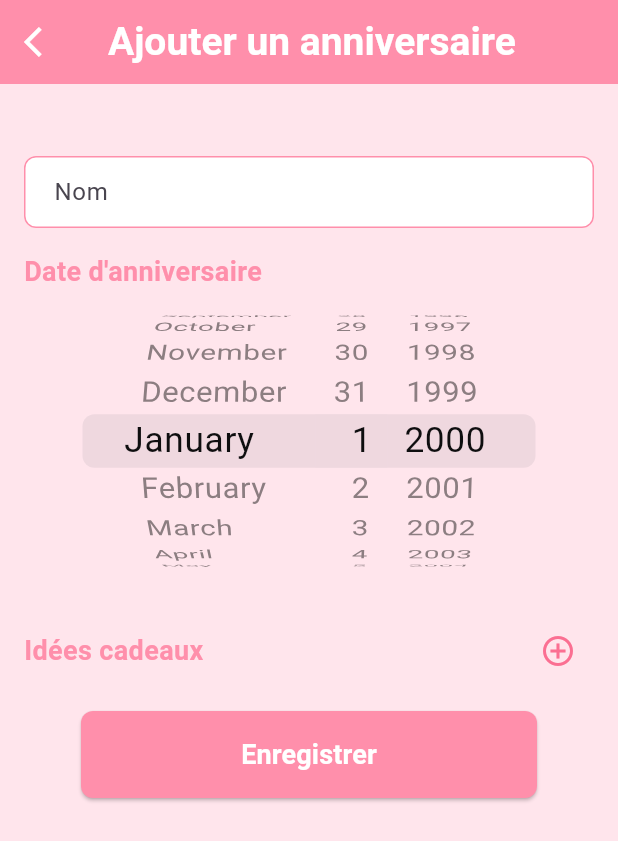
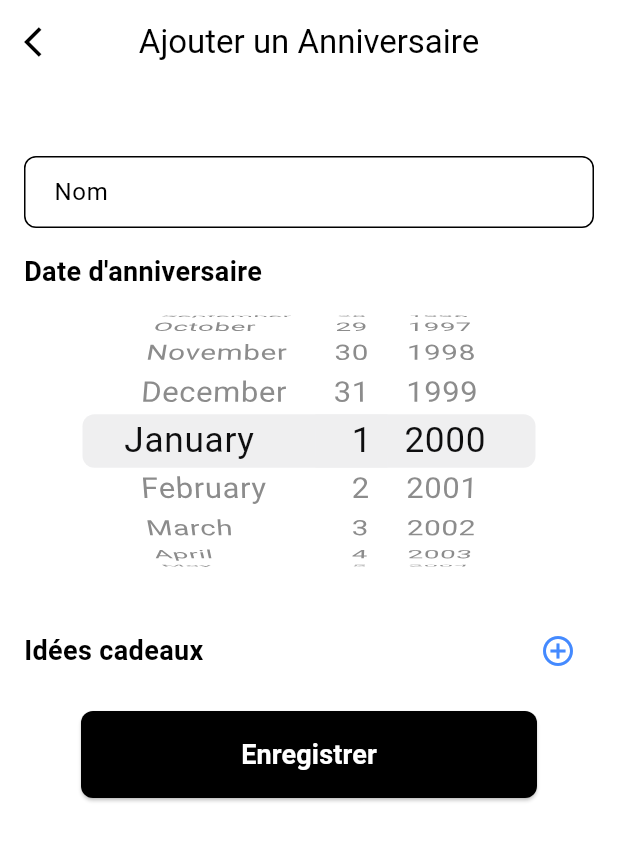
Before and after one commit to Frivox1/rememberme, a Flutter app: the AddBirthdayScreen screen opened directly, on a phone screen of 412 x 824 dp. Shown: the top 841 px of the screen. Run offline on Flutter 3.47's test engine with Material 3 defaults, Android fonts, the phone set to English and light mode, and no system bars; our stand-ins replace hive_ce, hive_ce_flutter, shared_preferences, table_calendar; accounts and stored records are empty.

Commit message:
changements theme sobre

```diff
--- a/lib/main.dart
+++ b/lib/main.dart
@@ -13,26 +13,26 @@ void main() async {
 
   // Initialisation de Hive
   await Hive.initFlutter();
-  Hive.registerAdapter(BirthdayAdapter()); // Enregistre l'adaptateur Birthday
+  Hive.registerAdapter(BirthdayAdapter());
 
-  // Vérifie si la boîte est ouverte au démarrage
+  // Vérification et ouverture de la boîte Hive
   bool isBoxOpen = await HiveService.isBirthdayBoxOpen();
   if (!isBoxOpen) {
-    await HiveService.openBirthdayBox(); // Assure-toi que la boîte est ouverte
+    await HiveService.openBirthdayBox();
   }
 
+  // Vérification si c'est la première fois que l'utilisateur ouvre l'app
   bool isFirstTime = await checkFirstTime();
 
   runApp(MyApp(isFirstTime: isFirstTime));
 }
 
-// Fonction qui vérifie si c'est la première fois que l'utilisateur lance l'application
+// Fonction qui vérifie si l'application est lancée pour la première fois
 Future<bool> checkFirstTime() async {
   SharedPreferences prefs = await SharedPreferences.getInstance();
   bool isFirstTime = prefs.getBool('isFirstTime') ?? true;
 
   if (isFirstTime) {
-    // Si c'est la première fois, on marque dans les SharedPreferences
     await prefs.setBool('isFirstTime', false);
   }
 
@@ -48,11 +48,75 @@ class MyApp extends StatelessWidget {
   Widget build(BuildContext context) {
     return ChangeNotifierProvider(
       create: (_) => BirthdayProvider(),
-      child: MaterialApp(
-        debugShowCheckedModeBanner: false,
-        title: 'RememberMe',
-        home: isFirstTime ? WelcomeScreen() : HomeScreen(),
+      child: Builder(
+        builder: (context) {
+          // Détecte le thème du téléphone (clair ou sombre)
+          final Brightness systemBrightness =
+              MediaQuery.of(context).platformBrightness;
+
+          return MaterialApp(
+            debugShowCheckedModeBanner: false,
+            title: 'RememberMe',
+            theme: lightTheme,
+            darkTheme: darkTheme,
+            themeMode:
+                systemBrightness == Brightness.dark
+                    ? ThemeMode.dark
+                    : ThemeMode.light,
+            home: isFirstTime ? WelcomeScreen() : HomeScreen(),
+          );
+        },
       ),
     );
   }
 }
+
+// Thème Clair
+final ThemeData lightTheme = ThemeData(
+  brightness: Brightness.light,
+  primaryColor: Colors.black,
+  scaffoldBackgroundColor: Colors.white,
+  appBarTheme: AppBarTheme(
+    backgroundColor: Colors.white,
+    foregroundColor: Colors.black,
+    elevation: 0,
+  ),
+  textTheme: TextTheme(
+    bodyLarge: TextStyle(color: Colors.black),
+    bodyMedium: TextStyle(color: Colors.black87),
+  ),
+  cardColor: Colors.grey[200],
+  buttonTheme: ButtonThemeData(
+    buttonColor: Colors.black,
+    textTheme: ButtonTextTheme.primary,
+  ),
+  colorScheme: ColorScheme.light(
+    primary: Colors.black,
+    secondary: Colors.blueAccent,
+  ),
+);
+
+// Thème Sombre
+final ThemeData darkTheme = ThemeData(
+  brightness: Brightness.dark,
+  primaryColor: Colors.white,
+  scaffoldBackgroundColor: Colors.black,
+  appBarTheme: AppBarTheme(
+    backgroundColor: Colors.black,
+    foregroundColor: Colors.white,
+    elevation: 0,
+  ),
+  textTheme: TextTheme(
+    bodyLarge: TextStyle(color: Colors.white),
+    bodyMedium: TextStyle(color: Colors.white70),
+  ),
+  cardColor: Colors.grey[900],
+  buttonTheme: ButtonThemeData(
+    buttonColor: Colors.white,
+    textTheme: ButtonTextTheme.primary,
+  ),
+  colorScheme: ColorScheme.dark(
+    primary: Colors.white,
+    secondary: Colors.redAccent,
+  ),
+);
--- a/lib/screens/add_birthday_screen.dart
+++ b/lib/screens/add_birthday_screen.dart
@@ -20,22 +20,23 @@ class _AddBirthdayScreenState extends State<AddBirthdayScreen> {
 
   @override
   Widget build(BuildContext context) {
+    final theme = Theme.of(context); // Accéder au thème actuel
+
     return Scaffold(
-      backgroundColor: Color(0xFFFFE5EC),
+      backgroundColor: theme.scaffoldBackgroundColor,
       appBar: AppBar(
-        backgroundColor: Color(0xFFFF8FAB),
+        title: Text(
+          "Ajouter un Anniversaire",
+          style: theme.appBarTheme.titleTextStyle,
+        ),
+        backgroundColor: theme.appBarTheme.backgroundColor,
         elevation: 0,
-        title: Text(
-          'Ajouter un anniversaire',
-          style: TextStyle(
-            color: Colors.white,
-            fontSize: 26,
-            fontWeight: FontWeight.bold,
-          ),
-        ),
         centerTitle: true,
         leading: IconButton(
-          icon: Icon(Icons.arrow_back_ios, color: Colors.white),
+          icon: Icon(
+            Icons.arrow_back_ios,
+            color: theme.appBarTheme.iconTheme?.color,
+          ),
           onPressed: () {
             Navigator.of(context).pop();
           },
@@ -49,32 +50,40 @@ class _AddBirthdayScreenState extends State<AddBirthdayScreen> {
               crossAxisAlignment: CrossAxisAlignment.start,
               children: [
                 SizedBox(height: 32),
-                // Champ pour le nom
                 TextField(
                   controller: _nameController,
-                  cursorColor: Color(0xFFFB6F92),
+                  cursorColor:
+                      theme
+                          .colorScheme
+                          .primary, // Utiliser la couleur primaire pour le curseur
                   decoration: InputDecoration(
                     hintText: 'Nom',
                     filled: true,
-                    fillColor: Colors.white,
+                    fillColor:
+                        theme
+                            .colorScheme
+                            .surface, // Utiliser la couleur de surface pour le fond du champ
                     border: OutlineInputBorder(
                       borderRadius: BorderRadius.circular(8),
                       borderSide: BorderSide(
-                        color: Color(0xFFFF8FAB),
+                        color: theme.colorScheme.primary,
                         width: 1,
                       ),
                     ),
                     enabledBorder: OutlineInputBorder(
                       borderRadius: BorderRadius.circular(8),
                       borderSide: BorderSide(
-                        color: Color(0xFFFF8FAB),
+                        color: theme.colorScheme.primary,
                         width: 1,
                       ),
                     ),
                     focusedBorder: OutlineInputBorder(
                       borderRadius: BorderRadius.circular(8),
                       borderSide: BorderSide(
-                        color: Color(0xFFFB6F92),
+                        color:
+                            theme
+                                .colorScheme
+                                .secondary, // Utiliser la couleur secondaire pour la bordure focus
                         width: 2,
                       ),
                     ),
@@ -91,7 +100,10 @@ class _AddBirthdayScreenState extends State<AddBirthdayScreen> {
                   style: TextStyle(
                     fontWeight: FontWeight.bold,
                     fontSize: 18,
-                    color: Color(0xFFFF8FAB),
+                    color:
+                        theme
+                            .colorScheme
+                            .primary, // Couleur primaire pour le texte
                   ),
                 ),
                 SizedBox(
@@ -116,13 +128,19 @@ class _AddBirthdayScreenState extends State<AddBirthdayScreen> {
                       style: TextStyle(
                         fontWeight: FontWeight.bold,
                         fontSize: 18,
-                        color: Color(0xFFFF8FAB),
+                        color:
+                            theme
+                                .colorScheme
+                                .primary, // Couleur primaire pour le texte
                       ),
                     ),
                     IconButton(
                       icon: Icon(
                         Icons.add_circle_outline,
-                        color: Color(0xFFFB6F92),
+                        color:
+                            theme
+                                .colorScheme
+                                .secondary, // Couleur secondaire pour l'icône
                       ),
                       onPressed: () {
                         setState(() {
@@ -142,30 +160,36 @@ class _AddBirthdayScreenState extends State<AddBirthdayScreen> {
                             children: [
                               Expanded(
                                 child: TextField(
-                                  cursorColor: Color(0xFFFB6F92),
+                                  cursorColor:
+                                      theme
+                                          .colorScheme
+                                          .primary, // Couleur du curseur
                                   controller: controller,
                                   decoration: InputDecoration(
                                     hintText: 'Idée cadeau',
                                     filled: true,
-                                    fillColor: Color(0xFFFFC2D1),
+                                    fillColor:
+                                        theme
+                                            .colorScheme
+                                            .surfaceVariant, // Surface variant pour le fond
                                     border: OutlineInputBorder(
                                       borderRadius: BorderRadius.circular(8),
                                       borderSide: BorderSide(
-                                        color: Color(0xFFFF8FAB),
+                                        color: theme.colorScheme.primary,
                                         width: 1,
                                       ),
                                     ),
                                     enabledBorder: OutlineInputBorder(
                                       borderRadius: BorderRadius.circular(8),
                                       borderSide: BorderSide(
-                                        color: Color(0xFFFF8FAB),
+                                        color: theme.colorScheme.primary,
                                         width: 1,
                                       ),
                                     ),
                                     focusedBorder: OutlineInputBorder(
                                       borderRadius: BorderRadius.circular(8),
                                       borderSide: BorderSide(
-                                        color: Color(0xFFFB6F92),
+                                        color: theme.colorScheme.secondary,
                                         width: 2,
                                       ),
                                     ),
@@ -179,7 +203,7 @@ class _AddBirthdayScreenState extends State<AddBirthdayScreen> {
                               IconButton(
                                 icon: Icon(
                                   Icons.remove_circle,
-                                  color: Color(0xFFFF8FAB),
+                                  color: theme.colorScheme.primary,
                                 ),
                                 onPressed: () {
                                   setState(() {
@@ -198,7 +222,10 @@ class _AddBirthdayScreenState extends State<AddBirthdayScreen> {
                     widthFactor: 0.8,
                     child: ElevatedButton(
                       style: ElevatedButton.styleFrom(
-                        backgroundColor: Color(0xFFFF8FAB),
+                        backgroundColor:
+                            theme
+                                .colorScheme
+                                .primary, // Couleur primaire pour le bouton
                         shape: RoundedRectangleBorder(
                           borderRadius: BorderRadius.circular(8),
                         ),
@@ -228,11 +255,17 @@ class _AddBirthdayScreenState extends State<AddBirthdayScreen> {
                             content: Text(
                               'Anniversaire enregistré !',
                               style: TextStyle(
-                                color: Colors.white,
+                                color:
+                                    theme
+                                        .colorScheme
+                                        .onPrimary, // Texte sur couleur primaire
                                 fontSize: 20,
                               ),
                             ),
-                            backgroundColor: Color(0xFFFF8FAB),
+                            backgroundColor:
+                                theme
+                                    .colorScheme
+                                    .primary, // Couleur de fond du snack bar
                           ),
                         );
 
@@ -242,7 +275,7 @@ class _AddBirthdayScreenState extends State<AddBirthdayScreen> {
                       child: Text(
                         'Enregistrer',
                         style: TextStyle(
-                          color: Colors.white,
+                          color: theme.colorScheme.onPrimary, // Texte du bouton
                           fontSize: 18,
                           fontWeight: FontWeight.bold,
                         ),
```
Also changed, not shown: lib/screens/birthdays_list_screen.dart (+31 -23 lines), lib/screens/details_screen.dart (+17 -40 lines), lib/screens/home_screen.dart (+146 -144 lines).
